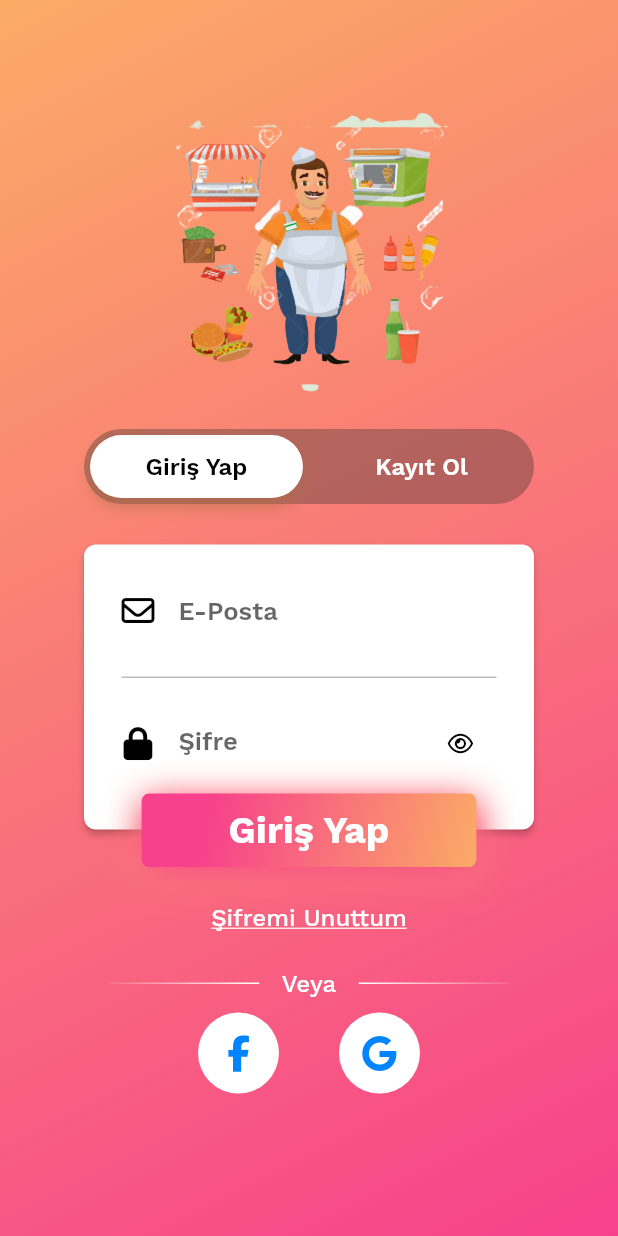
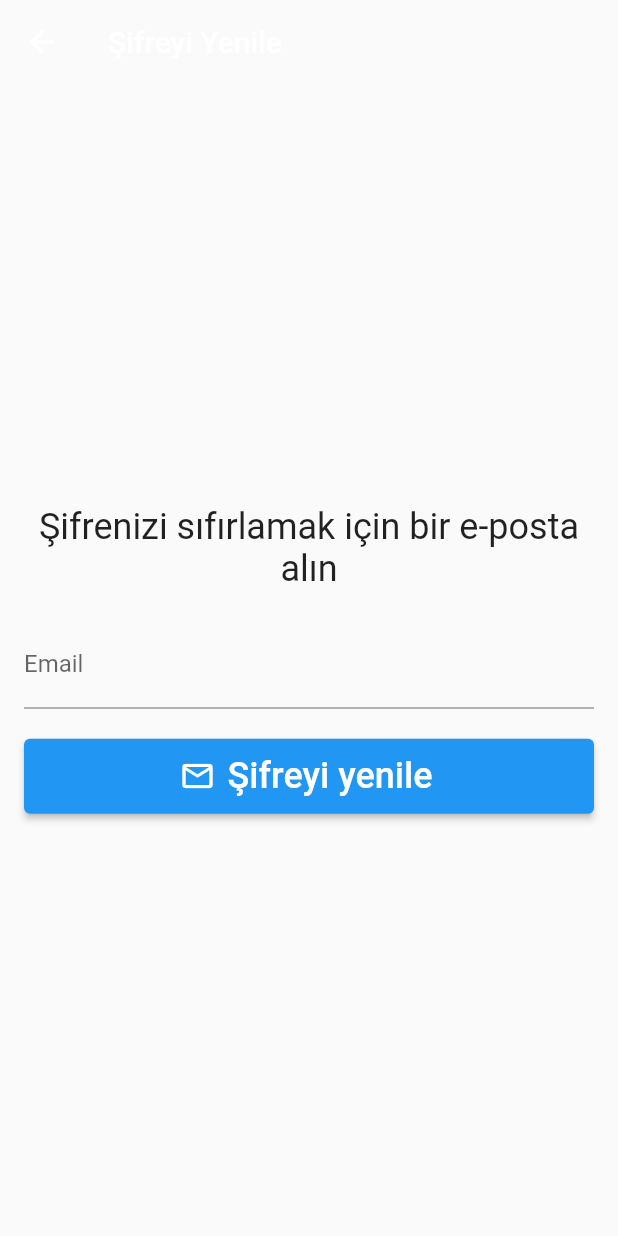
Before and after one commit to mervehaciabbasoglu/point, a Flutter app: the screen it shows after launch, after a tap on "Şifremi Unuttum", on a phone screen of 412 x 824 dp. Run offline on Flutter 3.47's test engine with Material 2 defaults, Android fonts, the phone set to English and light mode, and no system bars; our stand-ins replace cloud_firestore, firebase_auth, firebase_core, font_awesome_flutter, material_color_utilities; missing offline and left inert: firebase_auth_web; accounts and stored records are empty; project files that could hold a hidden picture were left out.

Commit message:
annotations hatası

```diff
--- /dev/null
+++ b/lib/pages/forgot_password_page.dart
@@ -0,0 +1,149 @@
+import 'package:firebase_auth/firebase_auth.dart';
+import 'package:flutter/material.dart';
+import 'package:flutter/services.dart';
+import 'package:material_color_utilities/material_color_utilities.dart';
+import 'package:firebase_auth_web/firebase_auth_web.dart';
+
+
+
+class ForgotPasswordPage extends StatefulWidget {
+  const ForgotPasswordPage({Key? key}) : super(key: key);
+
+  @override
+  State<ForgotPasswordPage> createState() => _ForgotPasswordPageState();
+
+}
+
+class _ForgotPasswordPageState extends State<ForgotPasswordPage> {
+  final formKey = GlobalKey<FormState>();
+  final emailController = TextEditingController();
+
+  get EmailValidator => null;
+
+  get Utils => null;
+  //TextEditingController _emailTextController = TextEditingController();
+
+  @override
+  void dispose() {
+    emailController.dispose();
+    super.dispose();
+  }
+  Widget build(BuildContext) => Scaffold(
+    appBar: AppBar(
+      backgroundColor: Colors.transparent,
+      elevation: 0,
+      title: Text('Şifreyi Yenile'),
+    ),
+    body: Padding(
+      padding: EdgeInsets.all(16),
+      child: Form(
+        key: formKey,
+        child: Column(
+          mainAxisAlignment: MainAxisAlignment.center,
+          children: [
+            Text(
+              'Şifrenizi sıfırlamak için bir e-posta alın',
+              textAlign: TextAlign.center,
+              style: TextStyle(fontSize: 24),
+            ),
+            SizedBox(height: 20),
+            TextFormField(
+              controller: emailController,
+              cursorColor: Colors.white,
+              textInputAction: TextInputAction.done,
+              decoration: InputDecoration(labelText: 'Email'),
+              autovalidateMode: AutovalidateMode.onUserInteraction,
+              validator: (email) =>
+              email != null && !EmailValidator.validate(email)
+                  ? 'Geçerli bir eposta adresi giriniz'
+                  : null,
+            ),
+            SizedBox(height: 20),
+            ElevatedButton.icon(
+              style: ElevatedButton.styleFrom(
+                minimumSize: Size.fromHeight(50),
+              ),
+              icon: Icon(Icons.email_outlined),
+              label: Text(
+                'Şifreyi yenile',
+                style: TextStyle(fontSize: 24),
+              ),
+              onPressed: (){} ,
+            ),
+          ],
+        ),
+      ),
+    ),
+  );
+
+  Future verifyEmail() async {
+    showDialog(
+        context: context,
+        barrierDismissible: false,
+        builder: (context) => Center(child: CircularProgressIndicator()),
+    );
+
+    try {
+      await FirebaseAuth.instance
+          .sendPasswordResetEmail(email: emailController.text.trim());
+
+      Utils.showSnackBar('Şifreyi sıfırlamak için link E-postaya gönderildi');
+      Navigator.of(context).popUntil((route) => route.isFirst);
+
+    } on FirebaseAuthException catch (e) {
+      print(e);
+
+      Utils.showSnackBar(e.message);
+      Navigator.of(context).pop();
+    }
+  }
+  }
+
+
+
+
+ /* Widget build(BuildContext context) {
+    return Scaffold(
+      extendBodyBehindAppBar: true,
+      appBar: AppBar(
+        backgroundColor: Colors.transparent,
+        elevation: 0,
+        title: const Text(
+            "Şifreyi Yenile",
+          style: TextStyle(fontSize: 24,fontWeight: FontWeight.bold),
+        ),
+      ),
+      body: Container(
+        width: MediaQuery.of(context).size.width,
+        height: MediaQuery.of(context).size.height,
+        decoration: BoxDecoration(
+         /* gradient: linearGradient(colors: [
+            hexStringToColor("CB2093"),
+            hexStringToColor("9546C4"),
+            hexStringToColor("9546C4"),
+          ], begin: Alignment.topCenter, end: Alignment.bottomCenter),*/
+          child: SingleChildScrollView(
+            child: Padding(
+              padding: EdgeInsets.fromLTRB(20, 120, 20, 0),
+              child: Column(
+                children: <Widget>[
+                  const SizedBox(
+                    height: 20,
+                  ),
+                  reusableTextField("Eposta adresini giriniz", Icons.person_outline,false,
+                    _emailTextController),
+                  const SizedBox(
+                    height: 20,
+                  ),
+                  firbaseButton(context, "Şifreyi Yenile", () {
+                    FirebaseAuth.instance
+                        .sendPasswordResetEmail(email: _emailTextController.text)
+                        .then((value) => Navigator.of(context).pop());
+                  })
+                ],
+              ),
+            ),
+          )
+        ),
+      ),
+    );*/
--- a/lib/pages/login_page.dart
+++ b/lib/pages/login_page.dart
@@ -56,11 +56,11 @@ class _LoginPageState extends State<LoginPage>
           child: Column(
             mainAxisSize: MainAxisSize.max,
             children: <Widget>[
-              Padding(
-                padding: const EdgeInsets.only(top: 75.0),
+             Padding(
+                padding: const EdgeInsets.only(top: 65.0),
                 child: Image(
                     height:
-                        MediaQuery.of(context).size.height > 800 ? 191.0 : 75,
+                        MediaQuery.of(context).size.height > 600 ? 210.0 : 75,
                     fit: BoxFit.fill,
                     image: const AssetImage('assets/img/login_logo.png')),
               ),
@@ -112,7 +112,7 @@ class _LoginPageState extends State<LoginPage>
       height: 50.0,
       decoration: const BoxDecoration(
         color: Color(0x552B2B2B),
-        borderRadius: BorderRadius.all(Radius.circular(25.0)),
+        borderRadius: BorderRadius.all(Radius.circular(35.0)),
       ),
       child: CustomPaint(
         painter: BubbleIndicatorPainter(pageController: _pageController),
@@ -129,7 +129,7 @@ class _LoginPageState extends State<LoginPage>
                   'Giriş Yap',
                   style: TextStyle(
                       color: left,
-                      fontSize: 16.0,
+                      fontSize: 19.0,
                       fontFamily: 'WorkSansSemiBold'),
                 ),
               ),
@@ -145,7 +145,7 @@ class _LoginPageState extends State<LoginPage>
                   'Kayıt Ol',
                   style: TextStyle(
                       color: right,
-                      fontSize: 16.0,
+                      fontSize: 19.0,
                       fontFamily: 'WorkSansSemiBold'),
                 ),
               ),
--- a/lib/pages/search_menu/drawer.dart
+++ b/lib/pages/search_menu/drawer.dart
@@ -1,4 +1,5 @@
 import 'package:flutter/material.dart';
+
 
 class NavBar extends StatefulWidget {
   const NavBar({Key? key}) : super(key: key);
@@ -28,7 +29,7 @@ class _NavBarState extends State<NavBar> {
               ),
             ),
             decoration: const BoxDecoration(
-              color: Colors.blue,
+              color: Colors.purpleAccent,
               image: DecorationImage(
                 image: NetworkImage(
                   'https://www.pexels.com/tr-tr/fotograf/gradyan-cok-renkli-gradyan-arka-plani-renk-gecisi-7130555/'
--- a/lib/pages/sign_in.dart
+++ b/lib/pages/sign_in.dart
@@ -1,6 +1,7 @@
 import 'package:firebase_auth/firebase_auth.dart';
 import 'package:flutter/material.dart';
 import 'package:font_awesome_flutter/font_awesome_flutter.dart';
+import 'package:point/main.dart';
 import 'package:point/pages/search_menu/search_page.dart';
 import 'package:point/theme.dart';
 import 'package:point/widgets/snackbar.dart';
@@ -8,6 +9,17 @@ import 'package:provider/provider.dart';
 import '../services/authentication_service.dart';
 import '../widgets/dialog.dart';
 import '../widgets/error_dialog.dart';
+import 'forgot_password_page.dart';
+import 'package:firebase_core/firebase_core.dart';
+
+Future main() async {
+  WidgetsFlutterBinding.ensureInitialized();
+  await Firebase.initializeApp();
+
+  runApp(MyApp());
+}
+
+
 
 class SignIn extends StatefulWidget {
   const SignIn({Key? key}) : super(key: key);
@@ -96,7 +108,7 @@ class _SignInState extends State<SignIn> {
                     children: <Widget>[
                       Padding(
                         padding: const EdgeInsets.only(
-                            top: 20.0, bottom: 20.0, left: 25.0, right: 25.0),
+                            top: 10.0, bottom: 20.0, left: 25.0, right: 25.0),
                         child: TextField(
                           focusNode: focusNodeEmail,
                           controller: loginEmailController,
@@ -199,12 +211,12 @@ class _SignInState extends State<SignIn> {
                   splashColor: CustomTheme.loginGradientEnd,
                   child: const Padding(
                     padding:
-                        EdgeInsets.symmetric(vertical: 10.0, horizontal: 42.0),
+                        EdgeInsets.symmetric(vertical: 10.0, horizontal: 35.0),
                     child: Text(
                       'Giriş Yap',
                       style: TextStyle(
                           color: Colors.white,
-                          fontSize: 25.0,
+                          fontSize: 30.0,
                           fontFamily: 'WorkSansBold'),
                     ),
                   ),
@@ -220,15 +232,17 @@ class _SignInState extends State<SignIn> {
           Padding(
             padding: const EdgeInsets.only(top: 10.0),
             child: TextButton(
-                onPressed: () {},
+              onPressed: () => Navigator.of(context).push(MaterialPageRoute(builder: (context) => ForgotPasswordPage())
+                ),
                 child: const Text(
                   'Şifremi Unuttum',
                   style: TextStyle(
                       decoration: TextDecoration.underline,
                       color: Colors.white,
-                      fontSize: 16.0,
+                      fontSize: 20.0,
                       fontFamily: 'WorkSansMedium'),
-                )),
+                ),
+            ),
           ),
           Padding(
             padding: const EdgeInsets.only(top: 10.0),
@@ -247,16 +261,16 @@ class _SignInState extends State<SignIn> {
                         stops: <double>[0.0, 1.0],
                         tileMode: TileMode.clamp),
                   ),
-                  width: 100.0,
+                  width: 50.0,
                   height: 1.0,
                 ),
                 const Padding(
-                  padding: EdgeInsets.only(left: 15.0, right: 15.0),
+                  padding: EdgeInsets.only(left: 15.0, right:15.0),
                   child: Text(
                     'Veya',
                     style: TextStyle(
                         color: Colors.white,
-                        fontSize: 16.0,
+                        fontSize: 18.0,
                         fontFamily: 'WorkSansMedium'),
                   ),
                 ),
@@ -272,7 +286,7 @@ class _SignInState extends State<SignIn> {
                         stops: <double>[0.0, 1.0],
                         tileMode: TileMode.clamp),
                   ),
-                  width: 100.0,
+                  width: 50.0,
                   height: 1.0,
                 ),
               ],
@@ -281,7 +295,7 @@ class _SignInState extends State<SignIn> {
           Row(
             mainAxisAlignment: MainAxisAlignment.center,
             children: <Widget>[
-              Padding(
+             /* Padding(
                 padding: const EdgeInsets.only(top: 10.0, right: 40.0),
                 child: GestureDetector(
                   onTap: () => CustomSnackBar(
@@ -298,12 +312,12 @@ class _SignInState extends State<SignIn> {
                     ),
                   ),
                 ),
-              ),
+              ),*/
               Padding(
-                padding: const EdgeInsets.only(top: 10.0),
+                padding: const EdgeInsets.only(top: 30.0),
                 child: GestureDetector(
                   onTap: () => CustomSnackBar(
-                      context, const Text('Google button pressed')),
+                      context, const Text('Google butonuna tıklandı')),
                   child: Container(
                     padding: const EdgeInsets.all(15.0),
                     decoration: const BoxDecoration(
@@ -325,7 +339,7 @@ class _SignInState extends State<SignIn> {
   }
 
   void _toggleSignInButton() {
-    CustomSnackBar(context, const Text('Login button pressed'));
+    CustomSnackBar(context, const Text('Giriş butonuna tıklandı'));
   }
 
   void _toggleLogin() {
--- a/lib/pages/sign_up.dart
+++ b/lib/pages/sign_up.dart
@@ -4,7 +4,6 @@ import 'package:font_awesome_flutter/font_awesome_flutter.dart';
 import 'package:point/theme.dart';
 import 'package:point/widgets/snackbar.dart';
 import 'package:provider/provider.dart';
-
 import '../services/authentication_service.dart';
 
 
@@ -61,7 +60,7 @@ class _SignUpState extends State<SignUp> {
                     children: <Widget>[
                       Padding(
                         padding: const EdgeInsets.only(
-                            top: 20.0, bottom: 20.0, left: 25.0, right: 25.0),
+                            top: 10.0, bottom: 20.0, left: 25.0, right: 25.0),
                         child: TextField(
                           focusNode: focusNodeName,
                           controller: signupNameController,
@@ -94,7 +93,7 @@ class _SignUpState extends State<SignUp> {
                       ),
                       Padding(
                         padding: const EdgeInsets.only(
-                            top: 20.0, bottom: 20.0, left: 25.0, right: 25.0),
+                            top: 10.0, bottom: 20.0, left: 25.0, right: 25.0),
                         child: TextField(
                           focusNode: focusNodeEmail,
                           controller: signupEmailController,
@@ -126,7 +125,7 @@ class _SignUpState extends State<SignUp> {
                       ),
                       Padding(
                         padding: const EdgeInsets.only(
-                            top: 20.0, bottom: 20.0, left: 25.0, right: 25.0),
+                            top: 10.0, bottom: 20.0, left: 25.0, right: 25.0),
                         child: TextField(
                           focusNode: focusNodePassword,
                           controller: signupPasswordController,
```
Also changed, not shown: lib/pages/google_sign_in.dart (added, +16 -0 lines), lib/pages/search_menu/search_page.dart (+12 -11 lines), assets/icons/logout.png (added), assets/img/i.jpg (added), assets/img/icon.png (added), lib/pages/search_menu/screens/anasayfa.dart (added), lib/pages/search_menu/screens/cikis.dart (added), lib/pages/search_menu/screens/favorimekanlarım.dart (added), lib/pages/search_menu/screens/gitmekistedigimmekanlar.dart (added), lib/pages/search_menu/screens/yardim.dart (added), lib/pages/search_menu/screens/öncedengittiklerim.dart (added), 2 other files.
